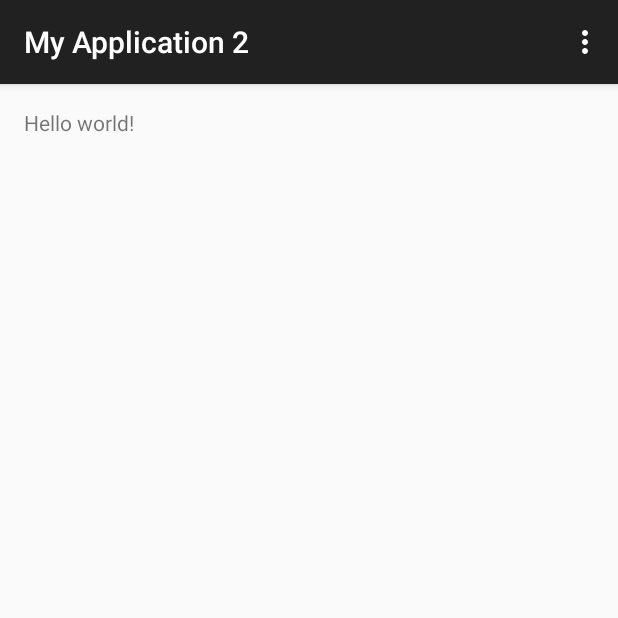
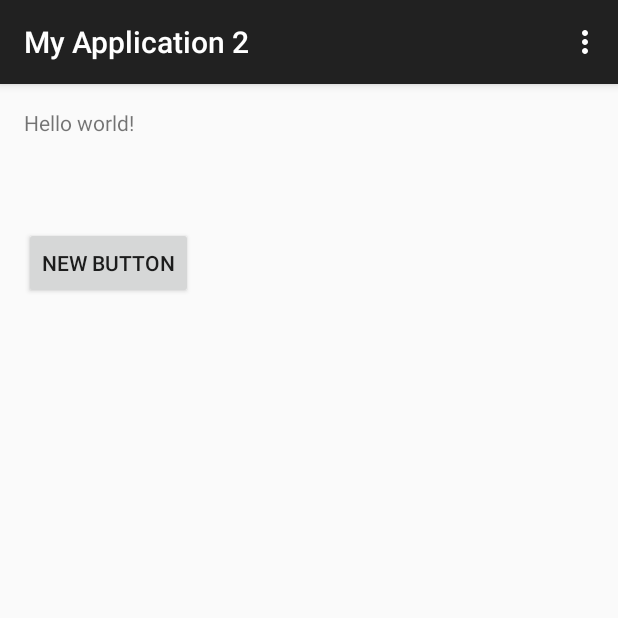
Before and after one commit to Davys12/MyApplication2, an Android app: the screen it shows after launch (MainActivity), on a phone screen of 412 x 824 dp, the top half of it. Run offline under Robolectric (Android 15) with nearby library versions, the phone set to English and light mode, and no system bars.

```diff
--- a/app/src/main/res/layout/activity_main.xml
+++ b/app/src/main/res/layout/activity_main.xml
@@ -11,6 +11,12 @@
     <TextView
             android:text="@string/hello_world"
             android:layout_width="wrap_content"
-            android:layout_height="wrap_content"/>
+            android:layout_height="wrap_content" android:id="@+id/textView"/>
+    <Button
+            android:layout_width="wrap_content"
+            android:layout_height="wrap_content"
+            android:text="New Button"
+            android:id="@+id/button" android:layout_below="@+id/textView" android:layout_alignParentLeft="true"
+            android:layout_alignParentStart="true" android:layout_marginTop="60dp"/>
 
 </RelativeLayout>
```
Also changed, not shown: 1 other file.
